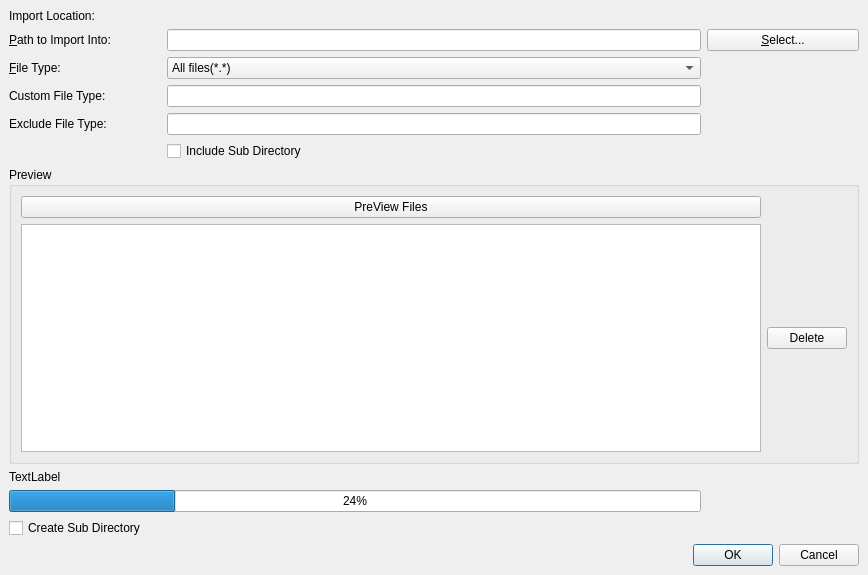
MrMattMunro/filesearch, file managefile/importdocdialog.ui: the form before one commit.
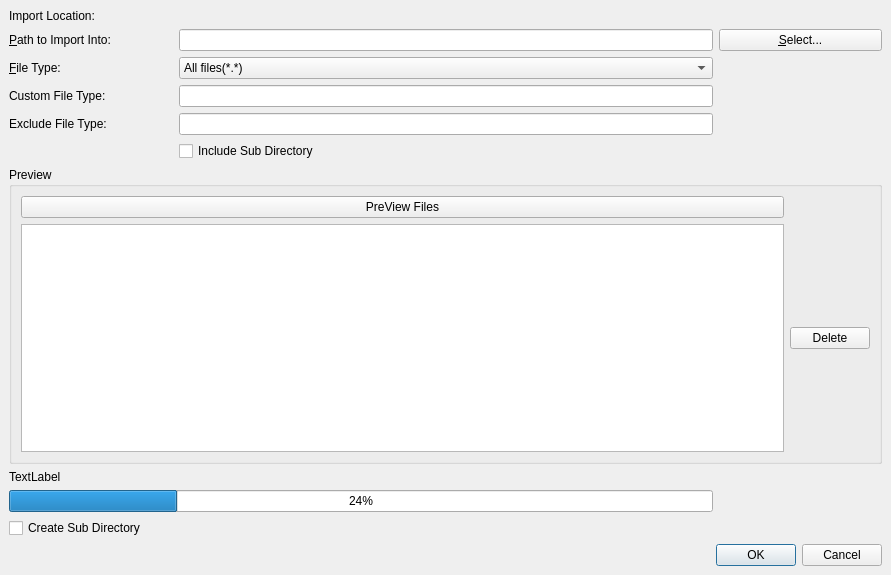
The form after the commit.

```diff
--- a/managefile/importdocdialog.ui
+++ b/managefile/importdocdialog.ui
@@ -6,7 +6,7 @@
    <rect>
     <x>0</x>
     <y>0</y>
-    <width>868</width>
+    <width>891</width>
     <height>575</height>
    </rect>
   </property>
```
Left out of the diff: 2 changed lines with no effect on the pictures.
